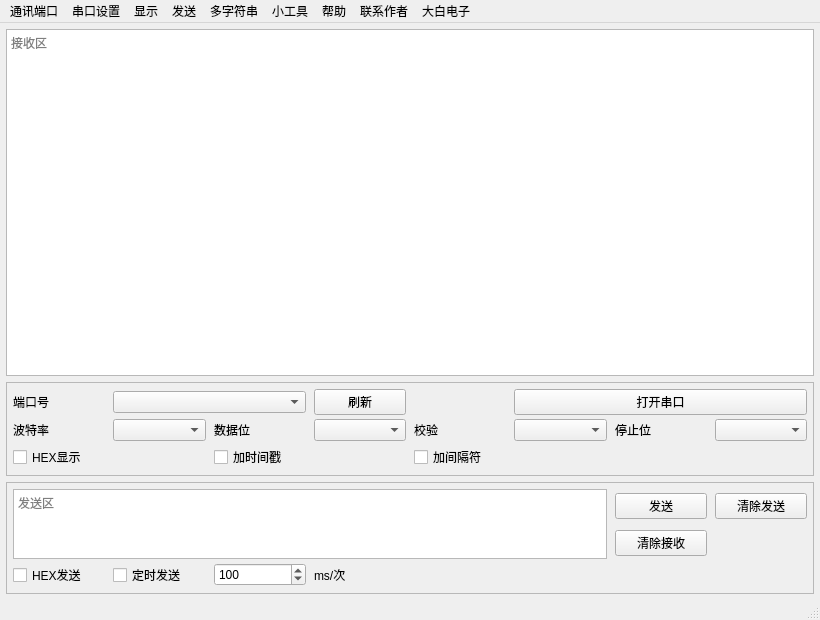
Old version of the form serial.ui in the repository fly-t/z_py.
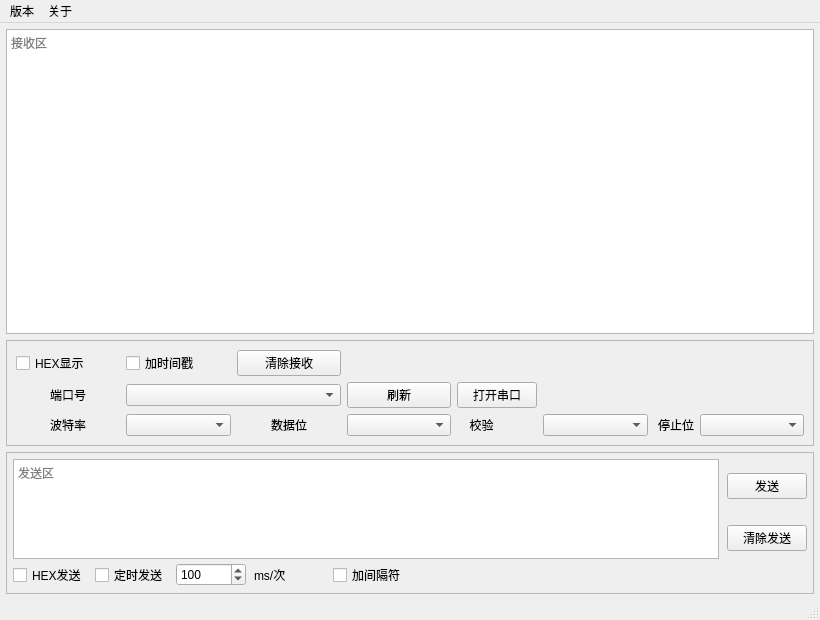
New version of the form.

Commit message: 调整ui

Patch:
```diff
--- a/serial.ui
+++ b/serial.ui
@@ -45,110 +45,125 @@
       <property name="frameShape">
        <enum>QFrame::StyledPanel</enum>
       </property>
-      <layout class="QGridLayout" name="midLayout">
-       <property name="leftMargin">
-        <number>6</number>
-       </property>
-       <property name="topMargin">
-        <number>6</number>
-       </property>
-       <property name="rightMargin">
-        <number>6</number>
-       </property>
-       <property name="bottomMargin">
-        <number>6</number>
-       </property>
-       <property name="horizontalSpacing">
-        <number>8</number>
-       </property>
-       <property name="verticalSpacing">
-        <number>4</number>
-       </property>
-       <item row="0" column="0">
+      <layout class="QGridLayout" name="gridLayout">
+       <item row="2" column="6">
+        <widget class="QComboBox" name="parityCombo"/>
+       </item>
+       <item row="2" column="7">
+        <widget class="QLabel" name="stopBitsLabel">
+         <property name="maximumSize">
+          <size>
+           <width>40</width>
+           <height>16777215</height>
+          </size>
+         </property>
+         <property name="text">
+          <string>停止位</string>
+         </property>
+         <property name="alignment">
+          <set>Qt::AlignmentFlag::AlignRight|Qt::AlignmentFlag::AlignTrailing|Qt::AlignmentFlag::AlignVCenter</set>
+         </property>
+        </widget>
+       </item>
+       <item row="2" column="8">
+        <widget class="QComboBox" name="stopBitsCombo"/>
+       </item>
+       <item row="1" column="0">
         <widget class="QLabel" name="portLabel">
+         <property name="maximumSize">
+          <size>
+           <width>16777215</width>
+           <height>16777215</height>
+          </size>
+         </property>
          <property name="text">
           <string>端口号</string>
          </property>
+         <property name="alignment">
+          <set>Qt::AlignmentFlag::AlignCenter</set>
+         </property>
         </widget>
        </item>
-       <item row="0" column="1" colspan="2">
-        <widget class="QComboBox" name="portCombo"/>
-       </item>
-       <item row="0" column="3">
+       <item row="1" column="3">
         <widget class="QPushButton" name="refreshButton">
          <property name="text">
           <string>刷新</string>
          </property>
         </widget>
        </item>
-       <item row="0" column="5" colspan="3">
+       <item row="1" column="4">
         <widget class="QPushButton" name="openButton">
          <property name="text">
           <string>打开串口</string>
          </property>
         </widget>
        </item>
-       <item row="1" column="0">
+       <item row="2" column="0">
         <widget class="QLabel" name="baudLabel">
          <property name="text">
           <string>波特率</string>
          </property>
+         <property name="alignment">
+          <set>Qt::AlignmentFlag::AlignCenter</set>
+         </property>
         </widget>
        </item>
-       <item row="1" column="1">
+       <item row="1" column="1" colspan="2">
+        <widget class="QComboBox" name="portCombo"/>
+       </item>
+       <item row="2" column="1">
         <widget class="QComboBox" name="baudCombo"/>
        </item>
-       <item row="1" column="2">
+       <item row="2" column="2">
         <widget class="QLabel" name="dataBitsLabel">
          <property name="text">
           <string>数据位</string>
          </property>
+         <property name="alignment">
+          <set>Qt::AlignmentFlag::AlignCenter</set>
+         </property>
         </widget>
        </item>
-       <item row="1" column="3">
+       <item row="2" column="3">
         <widget class="QComboBox" name="dataBitsCombo"/>
        </item>
-       <item row="1" column="4">
+       <item row="2" column="4">
         <widget class="QLabel" name="parityLabel">
-         <property name="text">
-          <string>校验</string>
+         <property name="maximumSize">
+          <size>
+           <width>40</width>
+           <height>16777215</height>
+          </size>
          </property>
-        </widget>
-       </item>
-       <item row="1" column="5">
-        <widget class="QComboBox" name="parityCombo"/>
-       </item>
-       <item row="1" column="6">
-        <widget class="QLabel" name="stopBitsLabel">
          <property name="text">
-          <string>停止位</string>
+          <string>校验 </string>
          </property>
+         <property name="alignment">
+          <set>Qt::AlignmentFlag::AlignRight|Qt::AlignmentFlag::AlignTrailing|Qt::AlignmentFlag::AlignVCenter</set>
+         </property>
         </widget>
        </item>
-       <item row="1" column="7">
-        <widget class="QComboBox" name="stopBitsCombo"/>
-       </item>
-       <item row="2" column="0" colspan="2">
+       <item row="0" column="0">
         <widget class="QCheckBox" name="hexDisplayCheck">
          <property name="text">
           <string>HEX显示</string>
          </property>
         </widget>
        </item>
-       <item row="2" column="2" colspan="2">
+       <item row="0" column="2">
+        <widget class="QPushButton" name="clearRecvButton">
+         <property name="text">
+          <string>清除接收</string>
+         </property>
+        </widget>
+       </item>
+       <item row="0" column="1">
         <widget class="QCheckBox" name="tsDisplayCheck">
          <property name="text">
           <string>加时间戳</string>
          </property>
         </widget>
        </item>
-       <item row="2" column="4" colspan="2">
-        <widget class="QCheckBox" name="splitDisplayCheck">
-         <property name="text">
-          <string>加间隔符</string>
-         </property>
-        </widget>
-       </item>
       </layout>
      </widget>
     </item>
@@ -176,40 +191,20 @@
        <property name="verticalSpacing">
         <number>4</number>
        </property>
-       <item row="0" column="0" rowspan="2" colspan="6">
-        <widget class="QTextEdit" name="sendTextEdit">
-         <property name="placeholderText">
-          <string>发送区</string>
-         </property>
-         <property name="minimumHeight">
-          <number>90</number>
-         </property>
-         <property name="maximumHeight">
-          <number>90</number>
-         </property>
-        </widget>
-       </item>
-       <item row="0" column="6">
-        <widget class="QPushButton" name="sendButton">
-         <property name="text">
-          <string>发送</string>
-         </property>
-        </widget>
-       </item>
-       <item row="1" column="6">
-        <widget class="QPushButton" name="clearRecvButton">
-         <property name="text">
-          <string>清除接收</string>
-         </property>
-        </widget>
-       </item>
-       <item row="0" column="7">
+       <item row="1" column="9">
         <widget class="QPushButton" name="clearSendButton">
          <property name="text">
           <string>清除发送</string>
          </property>
         </widget>
        </item>
+       <item row="0" column="9">
+        <widget class="QPushButton" name="sendButton">
+         <property name="text">
+          <string>发送</string>
+         </property>
+        </widget>
+       </item>
        <item row="2" column="0">
         <widget class="QCheckBox" name="hexSendCheck">
          <property name="text">
@@ -217,6 +212,19 @@
          </property>
         </widget>
        </item>
+       <item row="0" column="0" rowspan="2" colspan="9">
+        <widget class="QTextEdit" name="sendTextEdit">
+         <property name="minimumSize">
+          <size>
+           <width>0</width>
+           <height>100</height>
+          </size>
+         </property>
+         <property name="placeholderText">
+          <string>发送区</string>
+         </property>
+        </widget>
+       </item>
        <item row="2" column="1">
         <widget class="QCheckBox" name="timedSendCheck">
          <property name="text">
@@ -244,6 +252,13 @@
          </property>
         </widget>
        </item>
+       <item row="2" column="4">
+        <widget class="QCheckBox" name="splitDisplayCheck">
+         <property name="text">
+          <string>加间隔符</string>
+         </property>
+        </widget>
+       </item>
       </layout>
      </widget>
     </item>
@@ -255,63 +270,23 @@
      <x>0</x>
      <y>0</y>
      <width>820</width>
-     <height>22</height>
+     <height>33</height>
     </rect>
    </property>
    <widget class="QMenu" name="menuComm">
     <property name="title">
-     <string>通讯端口</string>
+     <string>版本</string>
     </property>
-   </widget>
-   <widget class="QMenu" name="menuSerial">
-    <property name="title">
-     <string>串口设置</string>
-    </property>
-   </widget>
-   <widget class="QMenu" name="menuDisplay">
-    <property name="title">
-     <string>显示</string>
-    </property>
-   </widget>
-   <widget class="QMenu" name="menuSend">
-    <property name="title">
-     <string>发送</string>
-    </property>
-   </widget>
-   <widget class="QMenu" name="menuMulti">
-    <property name="title">
-     <string>多字符串</string>
-    </property>
-   </widget>
-   <widget class="QMenu" name="menuTools">
-    <property name="title">
-     <string>小工具</string>
-    </property>
-   </widget>
-   <widget class="QMenu" name="menuHelp">
-    <property name="title">
-     <string>帮助</string>
-    </property>
+    <addaction name="actionssss"/>
    </widget>
    <widget class="QMenu" name="menuContact">
     <property name="title">
-     <string>联系作者</string>
+     <string>关于</string>
     </property>
-   </widget>
-   <widget class="QMenu" name="menuSite">
-    <property name="title">
-     <string>大白电子</string>
-    </property>
+    <addaction name="actionizhangtengfei_163_com"/>
    </widget>
    <addaction name="menuComm"/>
-   <addaction name="menuSerial"/>
-   <addaction name="menuDisplay"/>
-   <addaction name="menuSend"/>
-   <addaction name="menuMulti"/>
-   <addaction name="menuTools"/>
-   <addaction name="menuHelp"/>
    <addaction name="menuContact"/>
-   <addaction name="menuSite"/>
   </widget>
   <widget class="QStatusBar" name="statusbar"/>
  </widget>
```
Left out of the diff: 21 changed lines with no effect on the pictures. The commit also changes 2 other files.
